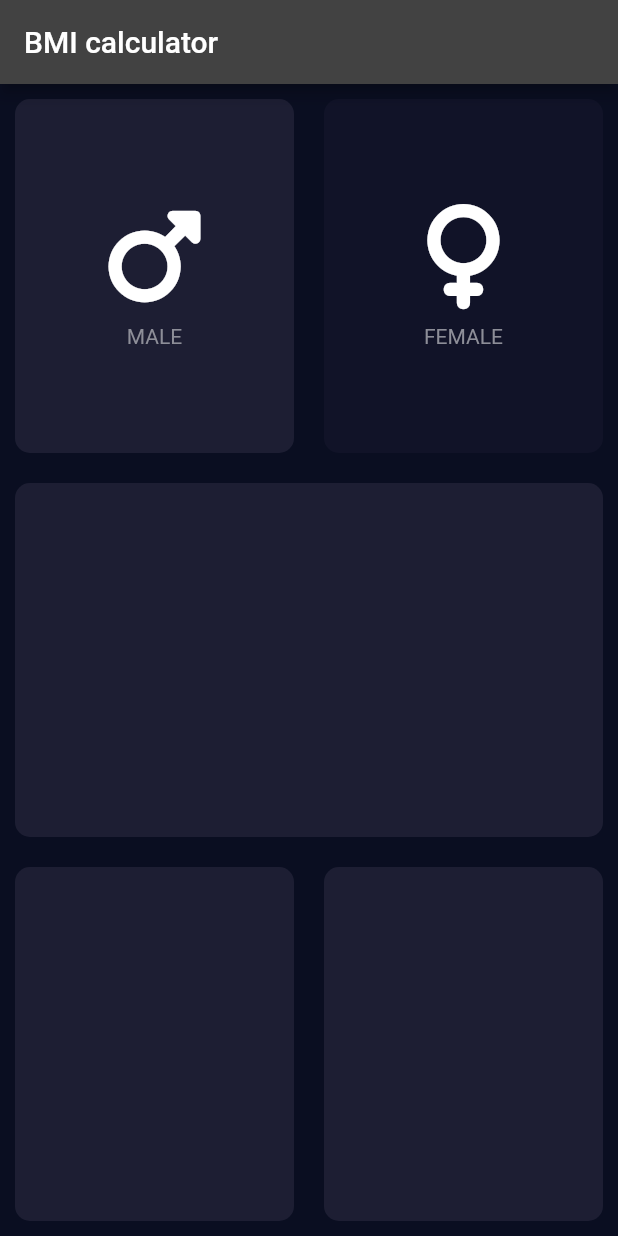
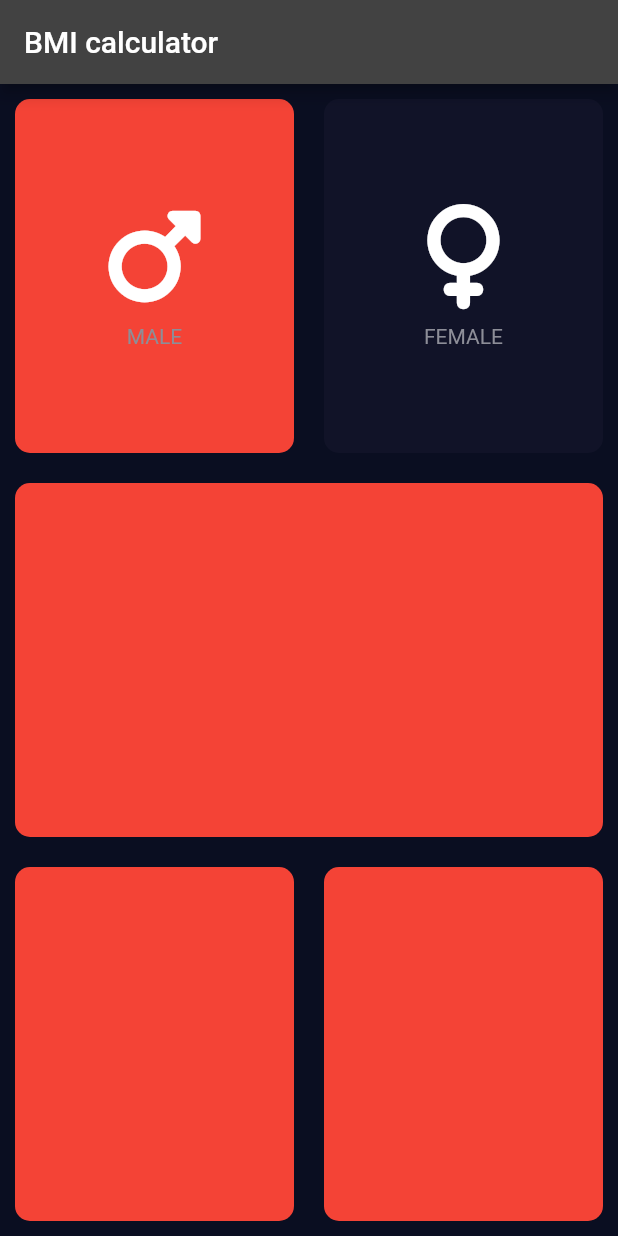
Before and after one commit to Dhiraj1424/aa, a Flutter app: the screen it shows after launch, after a tap on "MALE", on a phone screen of 412 x 824 dp. Run offline on Flutter 3.47's test engine with Material 2 defaults, Android fonts, the phone set to English and light mode, and no system bars; our stand-ins replace font_awesome_flutter.

Commit message:
turbing operations

```diff
--- a/lib/screens/input_page.dart
+++ b/lib/screens/input_page.dart
@@ -2,15 +2,12 @@ import 'package:bmi_calculator/componets/icon_content.dart';
 import 'package:bmi_calculator/componets/reusable_container.dart';
 import 'package:flutter/material.dart';
 import 'package:font_awesome_flutter/font_awesome_flutter.dart';
-const myColor=Color(0xFF1D1E33);
-const activeCardColor=Color(0xFF1D1E33);
-  const inactivateCardColor=Color(0xFF111328);
 
+const myColor = Color(0xFF1D1E33);
+const activeCardColor = Colors.red;
+const inactivateCardColor = Color(0xFF111328);
 
-enum Gender{
-  male,
-  female
-}
+enum Gender { male, female }
 
 class InputPage extends StatefulWidget {
   const InputPage({Key? key, required this.title}) : super(key: key);
@@ -22,31 +19,31 @@ class InputPage extends StatefulWidget {
 }
 
 class _InputPageState extends State<InputPage> {
+  // Color maleCardColor = inactivateCardColor;
+  // Color femaleCardColor = inactivateCardColor;
 
-Color maleCardColor=inactivateCardColor;
-Color femaleCardColor=inactivateCardColor;
+// void updateColour(Gender selectedGender){
+//   if(selectedGender ==Gender.male){
+//     if(maleCardColor == inactivateCardColor){
+//     maleCardColor=activeCardColor;
+//     femaleCardColor=inactivateCardColor;
+//   }
+//   else{
+//     maleCardColor=inactivateCardColor;
+//   }
+//   }
+//  if(selectedGender ==Gender.female){
+//     if(femaleCardColor==inactivateCardColor){
+//     femaleCardColor=activeCardColor;
+//     maleCardColor=inactivateCardColor;
+//   }
+//   else{
+//     femaleCardColor=inactivateCardColor;
+//   }
+//   }
+// }
 
-
-void updateColour(Gender selectedGender){
-  if(selectedGender ==Gender.male){
-    if(maleCardColor == inactivateCardColor){
-    maleCardColor=activeCardColor;
-    femaleCardColor=inactivateCardColor;
-  }
-  else{
-    maleCardColor=inactivateCardColor;
-  }
-  }
- if(selectedGender ==Gender.female){
-    if(femaleCardColor==inactivateCardColor){
-    femaleCardColor=activeCardColor;
-    maleCardColor=inactivateCardColor;
-  }
-  else{
-    femaleCardColor=inactivateCardColor;
-  }
-  }
-}
+  Gender?selectedGender;
 
   @override
   Widget build(BuildContext context) {
@@ -63,27 +60,31 @@ void updateColour(Gender selectedGender){
                     child: GestureDetector(
                   onTap: () {
                     setState(() {
-            updateColour(Gender.male);
-            print('1 is print');
+                      selectedGender =Gender.male;
+                      print('hello');
                     });
                   },
                   child: ReusableContainer(
-                       cardColor:maleCardColor ,
+                    cardColor: selectedGender == Gender.male
+                        ? activeCardColor
+                        : inactivateCardColor,
                     cardWidget: IconContent(
                       icon: FontAwesomeIcons.mars,
                       iconText: 'MALE',
                     ),
                   ),
                 )),
-                Expanded(child: GestureDetector(
+                Expanded(
+                    child: GestureDetector(
                   onTap: () {
                     setState(() {
-            updateColour(Gender.female);
-            print('1 is print');
+                      selectedGender = Gender.female;
                     });
                   },
                   child: ReusableContainer(
-                    cardColor: femaleCardColor,
+                    cardColor: selectedGender == Gender.female
+                        ? activeCardColor
+                        : inactivateCardColor,
                     cardWidget: IconContent(
                       icon: FontAwesomeIcons.venus,
                       iconText: 'FEMALE',
@@ -92,19 +93,15 @@ void updateColour(Gender selectedGender){
                 )),
               ],
             )),
-            Expanded(child: ReusableContainer(
-              cardColor: activeCardColor
-            )),
-
+            Expanded(child: ReusableContainer(cardColor: activeCardColor)),
             Expanded(
                 child: Row(
               children: [
+                Expanded(child: ReusableContainer(cardColor: activeCardColor)),
                 Expanded(
-
                     child: ReusableContainer(
-                      cardColor: activeCardColor
+                  cardColor: activeCardColor,
                 )),
-                Expanded(child: ReusableContainer(cardColor: activeCardColor,)),
               ],
             )),
           ],
```
Lines whose indentation alone changed are shown as unchanged.
